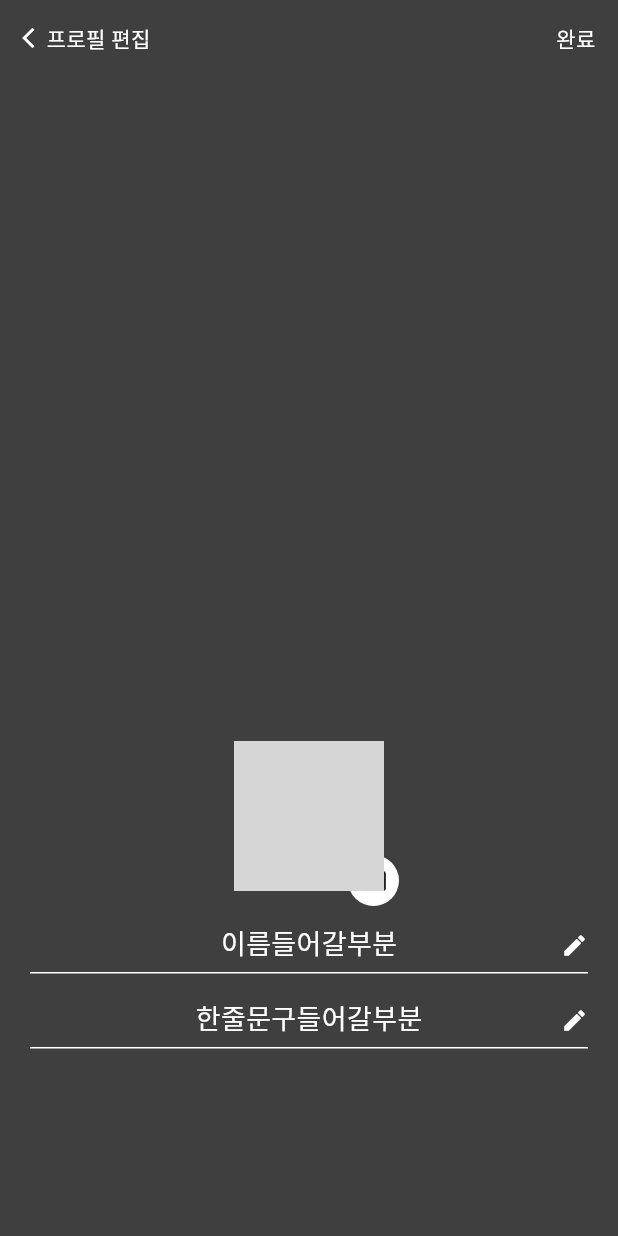
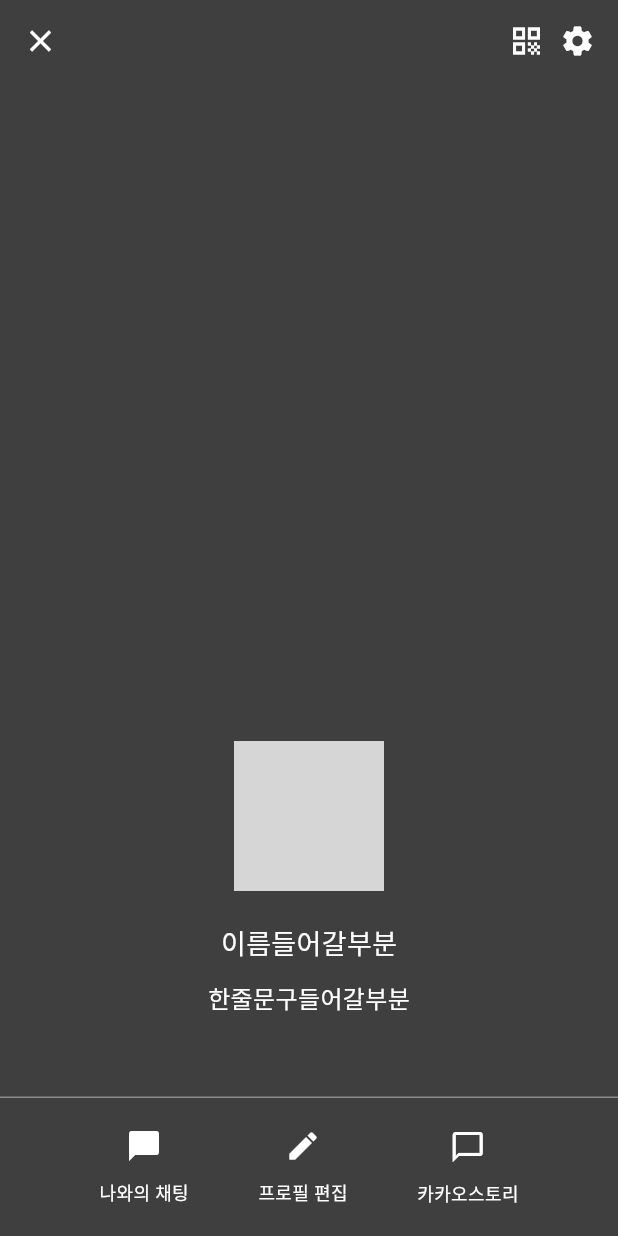
Before and after one commit to dragon5354/flutter_kakao_profile_d5354, a Flutter app: the screen it shows after launch, after a tap on "프로필 편집", on a phone screen of 412 x 824 dp. Run offline on Flutter 3.47's test engine with Material 2 defaults, Android fonts, the phone set to English and light mode, and no system bars; our stand-ins replace get, image_picker; network calls fail; grey boxes are pictures that could not be loaded.

Commit message:
프로필 편집 중 취소, 이미지 크롭 시작

```diff
--- a/lib/main.dart
+++ b/lib/main.dart
@@ -1,4 +1,5 @@
 import 'package:flutter/material.dart';
+import 'package:flutter_kakao_profile_d5354/src/controller/image_crop_controller.dart';
 import 'package:flutter_kakao_profile_d5354/src/controller/profile_controller.dart';
 import 'package:flutter_kakao_profile_d5354/src/profile.dart';
 import 'package:get/get.dart';
@@ -20,6 +21,7 @@
       ),
       initialBinding: BindingsBuilder(() {
         Get.lazyPut<ProfileController>(() => ProfileController());
+        Get.lazyPut<ImageCropController>(() => ImageCropController());
       }),
       home: Profile(),
     );
--- /dev/null
+++ b/lib/src/controller/image_crop_controller.dart
@@ -0,0 +1,13 @@
+import 'dart:io';
+
+import 'package:get/get.dart';
+import 'package:image_picker/image_picker.dart';
+
+class ImageCropController extends GetxController {
+  static ImageCropController get to => Get.find();
+
+  Future<File> selectImage() async{
+    XFile? pickedFile = await ImagePicker().pickImage(source: ImageSource.gallery);
+    return File(pickedFile!.path);
+  }
+}
--- a/lib/src/controller/profile_controller.dart
+++ b/lib/src/controller/profile_controller.dart
@@ -1,16 +1,21 @@
+import 'dart:io';
+
+import 'package:flutter_kakao_profile_d5354/src/controller/image_crop_controller.dart';
 import 'package:flutter_kakao_profile_d5354/src/model/user_model.dart';
 import 'package:get/get.dart';
 
 class ProfileController extends GetxController {
   RxBool isEditMyProfile = false.obs;
-  Rx<UserModel> myProfile = UserModel(
+  UserModel originMyProfile = UserModel(
     name: "이름들어갈부분",
     discription: "한줄문구들어갈부분",
-  ).obs;
+  );
+  Rx<UserModel> myProfile = UserModel().obs;
 
   @override
   void onInit() {
     isEditMyProfile(false);
+    myProfile(UserModel.clone(originMyProfile));
     super.onInit();
   }
 
@@ -19,17 +24,31 @@
     isEditMyProfile(!isEditMyProfile.value);
   }
 
+  // 롤백
+  void rollback() {
+    myProfile.value.InitImageFile();
+    myProfile(originMyProfile);
+    toggleEditProfile();
+  }
+
   // 이름 바꿀때 처리해주기
-  void updateName(String updateName){
+  void updateName(String updateName) {
     myProfile.update((my) {
       my!.name = updateName;
     });
   }
 
   // 이름 바꿀때 처리해주기
-  void updateDiscription(String updateDiscription){
+  void updateDiscription(String updateDiscription) {
     myProfile.update((my) {
       my!.discription = updateDiscription;
     });
   }
+
+  void pickImage() async {
+    if (isEditMyProfile.value) {
+      File file = await ImageCropController.to.selectImage();
+      myProfile.update((my) => my!.avatarFile = file);
+    }
+  }
 }
--- a/lib/src/model/user_model.dart
+++ b/lib/src/model/user_model.dart
@@ -3,8 +3,8 @@
 class UserModel {
   String? uid; // Firebase sns 로그인시 고유한 고객의 키
   String? docId; // Firestore에 데이터 저장시 ID
-  String name; // 프로필란의 이름
-  String discription; // 프로필란의 설명
+  String? name; // 프로필란의 이름
+  String? discription; // 프로필란의 설명
   String? avatarUrl; // 프로필 사진 주소
   String? backgroundUrl; // 배경 사진 주소
   File? avatarFile;
@@ -16,12 +16,27 @@
   UserModel({
     this.uid,
     this.docId,
-    required this.name,
-    required this.discription,
+    this.name,
+    this.discription,
     this.avatarUrl,
     this.backgroundUrl,
     this.lastLoginTime,
     this.createdTime,
   });
 
+  UserModel.clone(UserModel user)  : this(
+    uid: user.uid,
+    docId: user.docId,
+    name: user.name,
+    discription: user.discription,
+    avatarUrl: user.avatarUrl,
+    backgroundUrl: user.backgroundUrl,
+    lastLoginTime: user.lastLoginTime,
+    createdTime: user.createdTime,
+  );
+
+  void InitImageFile(){
+    avatarFile = null;
+    backgroundFile = null;
+  }
 }
--- a/lib/src/profile.dart
+++ b/lib/src/profile.dart
@@ -1,5 +1,6 @@
 import 'package:flutter/material.dart';
 import 'package:flutter_kakao_profile_d5354/src/components/text_editor_widget.dart';
+import 'package:flutter_kakao_profile_d5354/src/controller/image_crop_controller.dart';
 import 'package:flutter_kakao_profile_d5354/src/controller/profile_controller.dart';
 import 'package:get/get.dart';
 
@@ -15,13 +16,15 @@
       top: Get.mediaQuery.padding.top,
       right: 0,
       left: 0,
-      child: Container(
+      child: Obx(
+        () => Container(
           padding: EdgeInsets.all(15),
-        child: Row(
+          child: controller.isEditMyProfile.value
+              ? Row(
                   mainAxisAlignment: MainAxisAlignment.spaceBetween,
                   children: [
                     GestureDetector(
-              onTap: () => controller.toggleEditProfile(),
+                      onTap: controller.rollback,
                       child: Row(
                         children: [
                           Icon(
@@ -44,6 +47,20 @@
                       ),
                     ),
                   ],
+                )
+              : Row(
+                  mainAxisAlignment: MainAxisAlignment.spaceBetween,
+                  children: [
+                    Icon(Icons.close_sharp, color: Colors.white),
+                    Row(
+                      children: [
+                        Icon(Icons.qr_code, color: Colors.white),
+                        SizedBox(width: 10),
+                        Icon(Icons.settings, color: Colors.white),
+                      ],
+                    )
+                  ],
+                ),
         ),
       ),
     );
@@ -69,7 +86,11 @@
 
   // 프로필 내부 이미지
   Widget _profileImage() {
-    return Container(
+    return GestureDetector(
+      onTap: () {
+        controller.pickImage();
+      },
+      child: Container(
         width: 120,
         height: 120,
         child: Stack(
@@ -80,8 +101,11 @@
                 child: Container(
                   width: 100,
                   height: 100,
-                child: Image.network(
+                  child: controller.myProfile.value.avatarFile==null ? Image.network(
                     "https://i.stack.imgur.com/l60Hf.png",
+                    fit: BoxFit.cover,
+                  ) : Image.file(
+                    controller.myProfile.value.avatarFile!,
                     fit: BoxFit.cover,
                   ),
                 ),
@@ -108,6 +132,7 @@
                 : Container()
           ],
         ),
+      ),
     );
   }
 
@@ -118,7 +143,7 @@
         Padding(
           padding: EdgeInsets.symmetric(vertical: 12),
           child: Text(
-            "이름들어갈부분",
+            controller.myProfile.value.name!,
             style: TextStyle(
               fontSize: 18,
               fontWeight: FontWeight.w400,
@@ -127,7 +152,7 @@
           ),
         ),
         Text(
-          "한줄문구들어갈부분",
+          controller.myProfile.value.discription!,
           style: TextStyle(
             fontSize: 16,
             fontWeight: FontWeight.w400,
@@ -145,18 +170,18 @@
       child: Obx(
         () => Column(
           children: [
-            _partProfileInfo(controller.myProfile.value.name, () async {
+            _partProfileInfo(controller.myProfile.value.name!, () async {
               String value = await Get.dialog(TextEditorWidget(
-                text: controller.myProfile.value.name,
+                text: controller.myProfile.value.name!,
               ));
               // null check 되있어서 항상 true긴 한데, 강의 내용 때문에 안 헷갈리게 일단 이대로 둠
               if (value != null) {
                 controller.updateName(value);
               }
             }),
-            _partProfileInfo(controller.myProfile.value.discription, () async {
+            _partProfileInfo(controller.myProfile.value.discription!, () async {
               String value = await Get.dialog(TextEditorWidget(
-                text: controller.myProfile.value.discription,
+                text: controller.myProfile.value.discription!,
               ));
               // null check 되있어서 항상 true긴 한데, 강의 내용 때문에 안 헷갈리게 일단 이대로 둠
               if (value != null) {
```
Lines whose indentation alone changed are shown as unchanged.
